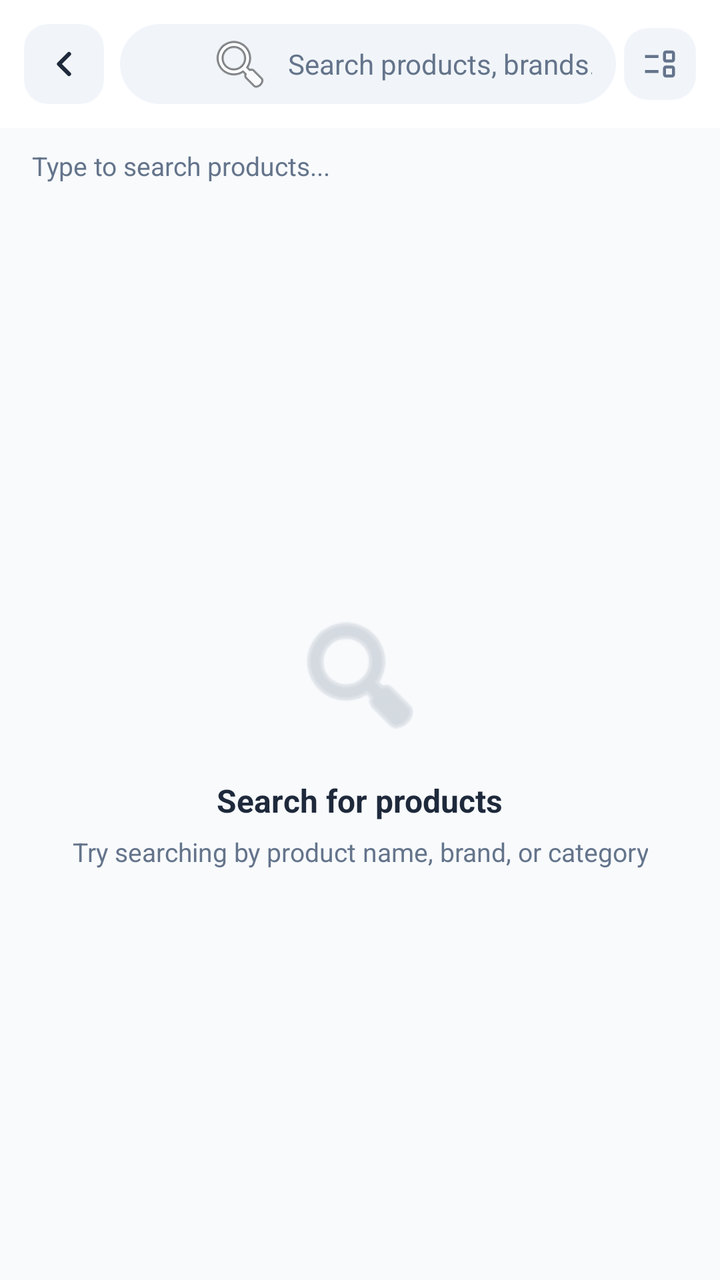
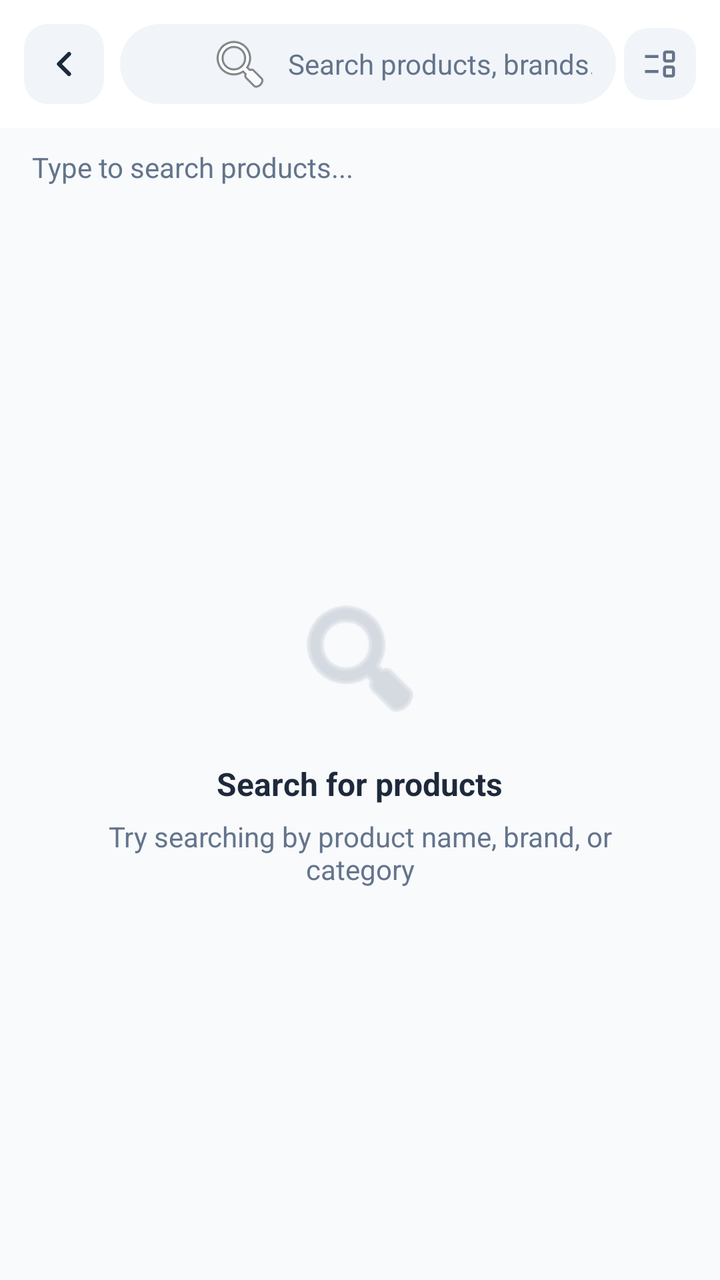

Screens rendered from an Android XML layout before and after an edit, with the pre-edit source and the edit as a unified diff.
<!-- AndroidManifest.xml: application theme Theme.BeckieDealApp -->
<!-- res/layout/activity_search.xml -->
<?xml version="1.0" encoding="utf-8"?>
<androidx.constraintlayout.widget.ConstraintLayout
    xmlns:android="http://schemas.android.com/apk/res/android"
    xmlns:app="http://schemas.android.com/apk/res-auto"
    android:layout_width="match_parent"
    android:layout_height="match_parent"
    android:background="@color/background"
    android:fitsSystemWindows="true">

    
    <com.google.android.material.appbar.MaterialToolbar
        android:id="@+id/topAppBar"
        android:layout_width="match_parent"
        android:layout_height="64dp"
        android:background="@color/surface"
        app:elevation="0dp"
        app:contentInsetStart="0dp"
        app:layout_constraintTop_toTopOf="parent">

        <RelativeLayout
            android:layout_width="match_parent"
            android:layout_height="match_parent"
            android:paddingHorizontal="12dp">

            
            <ImageView
                android:id="@+id/backButton"
                android:layout_width="40dp"
                android:layout_height="40dp"
                android:layout_alignParentStart="true"
                android:layout_centerVertical="true"
                android:background="@drawable/form_field_background"
                android:padding="10dp"
                android:src="@drawable/ic_arrow_left"
                android:contentDescription="Back"
                app:tint="@color/text_primary" />

            
            <EditText
                android:id="@+id/searchEditText"
                android:layout_width="match_parent"
                android:layout_height="40dp"
                android:layout_toEndOf="@+id/backButton"
                android:layout_toStartOf="@+id/clearButton"
                android:layout_centerVertical="true"
                android:layout_marginStart="8dp"
                android:layout_marginEnd="4dp"
                android:background="@drawable/search_background"
                android:hint="Search products, brands..."
                android:textColorHint="@color/text_secondary"
                android:textColor="@color/text_primary"
                android:textSize="14sp"
                android:paddingStart="44dp"
                android:paddingEnd="12dp"
                android:drawableStart="@android:drawable/ic_menu_search"
                android:drawablePadding="8dp"
                android:inputType="text"
                android:imeOptions="actionSearch"
                android:singleLine="true" />

            
            <ImageView
                android:id="@+id/clearButton"
                android:layout_width="36dp"
                android:layout_height="36dp"
                android:layout_toStartOf="@+id/viewModeButton"
                android:layout_centerVertical="true"
                android:layout_marginEnd="4dp"
                android:background="@drawable/form_field_background"
                android:padding="8dp"
                android:src="@android:drawable/ic_menu_close_clear_cancel"
                app:tint="@color/text_secondary"
                android:visibility="gone" />

            
            <RelativeLayout
                android:id="@+id/viewModeButton"
                android:layout_width="36dp"
                android:layout_height="36dp"
                android:layout_alignParentEnd="true"
                android:layout_centerVertical="true"
                android:background="@drawable/form_field_background"
                android:clickable="true"
                android:focusable="true">

                <ImageView
                    android:id="@+id/viewModeIcon"
                    android:layout_width="18dp"
                    android:layout_height="18dp"
                    android:layout_centerInParent="true"
                    android:src="@drawable/event_list_24"
                    app:tint="@color/text_secondary" />

            </RelativeLayout>

        </RelativeLayout>
    </com.google.android.material.appbar.MaterialToolbar>

    
    <TextView
        android:id="@+id/resultsLabel"
        android:layout_width="match_parent"
        android:layout_height="wrap_content"
        android:paddingHorizontal="16dp"
        android:paddingTop="10dp"
        android:paddingBottom="4dp"
        android:text="Type to search products..."
        android:textColor="@color/text_secondary"
        android:textSize="13sp"
        app:layout_constraintTop_toBottomOf="@id/topAppBar" />

    
    <androidx.core.widget.NestedScrollView
        android:id="@+id/resultsScrollView"
        android:layout_width="match_parent"
        android:layout_height="0dp"
        android:fillViewport="true"
        android:visibility="gone"
        app:layout_constraintTop_toBottomOf="@id/resultsLabel"
        app:layout_constraintBottom_toBottomOf="parent">

        <GridLayout
            android:id="@+id/resultsGrid"
            android:layout_width="match_parent"
            android:layout_height="wrap_content"
            android:layout_marginTop="4dp"
            android:paddingBottom="32dp"
            android:background="@color/border_color"
            android:columnCount="2" />

    </androidx.core.widget.NestedScrollView>

    
    <LinearLayout
        android:id="@+id/emptyState"
        android:layout_width="wrap_content"
        android:layout_height="wrap_content"
        android:layout_gravity="center"
        android:orientation="vertical"
        android:gravity="center"
        android:padding="32dp"
        app:layout_constraintTop_toBottomOf="@id/resultsLabel"
        app:layout_constraintBottom_toBottomOf="parent"
        app:layout_constraintStart_toStartOf="parent"
        app:layout_constraintEnd_toEndOf="parent">

        <ImageView
            android:layout_width="72dp"
            android:layout_height="72dp"
            android:src="@android:drawable/ic_menu_search"
            app:tint="@color/text_secondary"
            android:alpha="0.4" />

        <TextView
            android:id="@+id/emptyTitle"
            android:layout_width="wrap_content"
            android:layout_height="wrap_content"
            android:layout_marginTop="16dp"
            android:text="Search for products"
            android:textColor="@color/text_primary"
            android:textSize="16sp"
            android:textStyle="bold"
            android:gravity="center" />

        <TextView
            android:id="@+id/emptySubtitle"
            android:layout_width="wrap_content"
            android:layout_height="wrap_content"
            android:layout_marginTop="6dp"
            android:text="Try searching by product name, brand, or category"
            android:textColor="@color/text_secondary"
            android:textSize="13sp"
            android:gravity="center" />

    </LinearLayout>

</androidx.constraintlayout.widget.ConstraintLayout>
<!-- resources referenced by this layout -->
<resources>
  <color name="background">#F8FAFC</color>
  <color name="border_color">#E2E8F0</color>
  <color name="surface">#FFFFFF</color>
  <color name="text_primary">#1E293B</color>
  <color name="text_secondary">#64748B</color>
  <!-- drawable form_field_background (drawable) -->
  <?xml version="1.0" encoding="utf-8"?>
  <shape xmlns:android="http://schemas.android.com/apk/res/android">
      <solid android:color="@color/input_background" />
      <corners android:radius="12dp" />
  </shape>
  <!-- drawable ic_arrow_left (drawable) -->
  <?xml version="1.0" encoding="utf-8"?>
  <vector xmlns:android="http://schemas.android.com/apk/res/android"
      android:width="24dp"
      android:height="24dp"
      android:viewportWidth="24"
      android:viewportHeight="24">
      <path
          android:fillColor="@android:color/transparent"
          android:pathData="M15,18L9,12L15,6"
          android:strokeColor="#FFFFFF"
          android:strokeWidth="2.5"
          android:strokeLineCap="round"
          android:strokeLineJoin="round" />
  </vector>
  <!-- drawable search_background (drawable) -->
  <?xml version="1.0" encoding="utf-8"?>
  <shape xmlns:android="http://schemas.android.com/apk/res/android">
      <solid android:color="@color/input_background" />
      <corners android:radius="24dp" />
  </shape>
  <style name="Theme.BeckieDealApp" parent="Base.Theme.BeckieDealApp" />
  <color name="input_background">#F1F5F9</color>
  <style name="Base.Theme.BeckieDealApp" parent="Theme.Material3.DayNight.NoActionBar">
          <item name="colorPrimary">@color/primary</item>
          <item name="colorOnPrimary">@color/on_primary</item>
          <item name="colorPrimaryContainer">@color/primary_container</item>
          <item name="colorOnPrimaryContainer">@color/on_primary_container</item>
          <item name="android:windowBackground">@color/background</item>
          <item name="colorSurface">@color/surface</item>
          <item name="colorOnSurface">@color/on_surface</item>
          
          <item name="bottomNavigationStyle">@style/Widget.App.BottomNavigationView</item>
      </style>
  <color name="primary">#F97316</color>
  <color name="on_primary">#FFFFFF</color>
  <color name="primary_container">#F97316</color>
  <color name="on_primary_container">#582200</color>
  <color name="on_surface">#251913</color>
  <style name="Widget.App.BottomNavigationView" parent="Widget.Material3.BottomNavigationView">
          <item name="itemIconSize">26dp</item>
          <item name="itemIconTint">@color/bottom_nav_color</item>
          <item name="itemTextColor">@color/bottom_nav_color</item>
          
          <item name="android:background">@null</item>
          <item name="backgroundTint">@null</item>
          <item name="labelVisibilityMode">unlabeled</item>
          <item name="itemActiveIndicatorStyle">@style/Widget.App.BottomNav.ActiveIndicator</item>
      </style>
  <style name="Widget.App.BottomNav.ActiveIndicator" parent="Widget.Material3.BottomNavigationView.ActiveIndicator">
          <item name="android:color">@color/nav_indicator_fill</item>
          <item name="android:width">52dp</item>
          <item name="android:height">40dp</item>
          <item name="shapeAppearance">@style/ShapeAppearance.App.BottomNav.ActiveIndicator</item>
      </style>
  <color name="nav_indicator_fill">#FFF1EB</color>
  <style name="ShapeAppearance.App.BottomNav.ActiveIndicator" parent="">
          <item name="cornerFamily">rounded</item>
          <item name="cornerSize">50%</item>
      </style>
  <!-- unchanged entries left out for length: 1 -->
</resources>

<!-- the commit's change to res/layout/activity_search.xml (unified diff, before → after) -->
@@ -1,4 +1,4 @@
-<?xml version="1.0" encoding="utf-8"?>
+﻿<?xml version="1.0" encoding="utf-8"?>
 <androidx.constraintlayout.widget.ConstraintLayout
     xmlns:android="http://schemas.android.com/apk/res/android"
     xmlns:app="http://schemas.android.com/apk/res-auto"
@@ -49,7 +49,7 @@
                 android:hint="Search products, brands..."
                 android:textColorHint="@color/text_secondary"
                 android:textColor="@color/text_primary"
-                android:textSize="14sp"
+                android:textSize="@dimen/text_size_body"
                 android:paddingStart="44dp"
                 android:paddingEnd="12dp"
                 android:drawableStart="@android:drawable/ic_menu_search"
@@ -106,7 +106,7 @@
         android:paddingBottom="4dp"
         android:text="Type to search products..."
         android:textColor="@color/text_secondary"
-        android:textSize="13sp"
+        android:textSize="@dimen/text_size_body"
         app:layout_constraintTop_toBottomOf="@id/topAppBar" />
 
     
@@ -158,7 +158,7 @@
             android:layout_marginTop="16dp"
             android:text="Search for products"
             android:textColor="@color/text_primary"
-            android:textSize="16sp"
+            android:textSize="@dimen/text_size_body_large"
             android:textStyle="bold"
             android:gravity="center" />
 
@@ -169,7 +169,7 @@
             android:layout_marginTop="6dp"
             android:text="Try searching by product name, brand, or category"
             android:textColor="@color/text_secondary"
-            android:textSize="13sp"
+            android:textSize="@dimen/text_size_body"
             android:gravity="center" />
 
     </LinearLayout>
<!-- resource entries referenced after the edit -->
@@ -5,6 +5,8 @@
   <color name="surface">#FFFFFF</color>
   <color name="text_primary">#1E293B</color>
   <color name="text_secondary">#64748B</color>
+  <dimen name="text_size_body">13sp</dimen>
+  <dimen name="text_size_body_large">15sp</dimen>
   <!-- drawable form_field_background (drawable) -->
   <?xml version="1.0" encoding="utf-8"?>
   <shape xmlns:android="http://schemas.android.com/apk/res/android">
